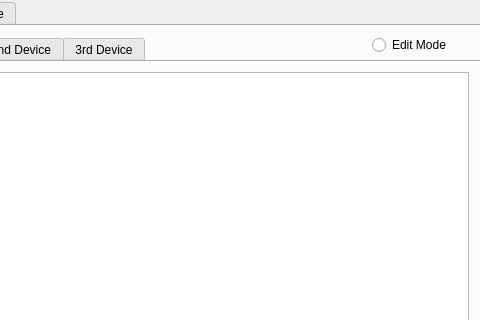
Old version of the form phypidaq/phypi.ui in the repository GuenterQuast/PhyPiDAQ; both pictures show x 225 to 705 and y 0 to 320 of the 705 by 590 pixel window.
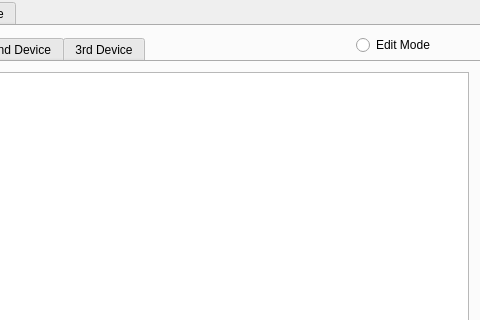
New version of the form. The open tabs and pages were chosen to show the change. Icons and pictures are not drawn.

What changed in the file:
```diff
--- a/phypidaq/phypi.ui
+++ b/phypidaq/phypi.ui
@@ -543,7 +543,7 @@
      <widget class="QRadioButton" name="rB_EditMode">
       <property name="geometry">
        <rect>
-        <x>596</x>
+        <x>580</x>
         <y>4</y>
         <width>91</width>
         <height>30</height>
```
